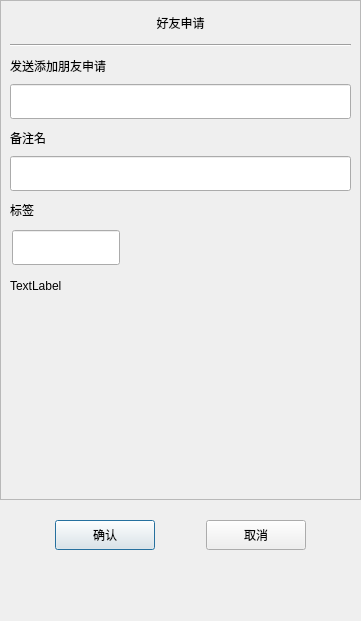
Above: client/llfcchat/authenfriend.ui from xiegd/chat before the change. Below: the same form after it.
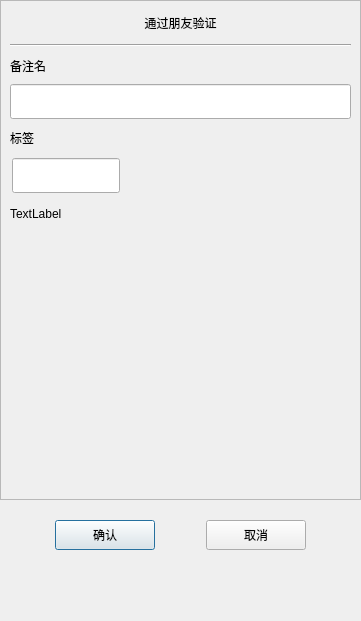
That is the form after the change. Custom widgets are drawn as their Qt base class.

Commit message: 添加验证界面

```diff
--- a/client/llfcchat/authenfriend.ui
+++ b/client/llfcchat/authenfriend.ui
@@ -86,7 +86,7 @@
           </size>
          </property>
          <property name="text">
-          <string>好友申请</string>
+          <string>通过朋友验证</string>
          </property>
          <property name="alignment">
           <set>Qt::AlignCenter</set>
@@ -103,41 +103,6 @@
             </property>
            </widget>
           </item>
-          <item>
-           <widget class="QLabel" name="label">
-            <property name="minimumSize">
-             <size>
-              <width>0</width>
-              <height>25</height>
-             </size>
-            </property>
-            <property name="maximumSize">
-             <size>
-              <width>16777215</width>
-              <height>25</height>
-             </size>
-            </property>
-            <property name="text">
-             <string>发送添加朋友申请</string>
-            </property>
-           </widget>
-          </item>
-          <item>
-           <widget class="CustomizeEdit" name="name_ed">
-            <property name="minimumSize">
-             <size>
-              <width>0</width>
-              <height>35</height>
-             </size>
-            </property>
-            <property name="maximumSize">
-             <size>
-              <width>16777215</width>
-              <height>35</height>
-             </size>
-            </property>
-           </widget>
-          </item>
           <item>
            <widget class="QLabel" name="label_2">
             <property name="minimumSize">
```
The commit also changes 3 other files.
